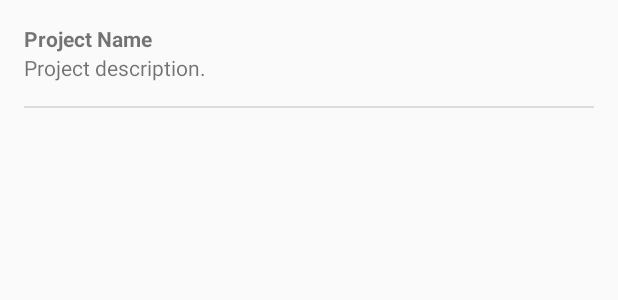
After one commit to webianks/EasyPortfolio, an Android app: the layout single_project_view.xml on its own in the app's theme, with its tools: preview values and no code run, on a phone screen of 412 x 824 dp. The commit adds this screen. Shown: the top 300 px of the screen. Run offline under Robolectric (Android 15) with nearby library versions, the phone set to English and light mode, and no system bars.

Commit message:
single_project_view

```diff
--- a/easy-portfolio/build.gradle
+++ b/easy-portfolio/build.gradle
@@ -24,4 +24,5 @@ android {
 dependencies {
     compile 'com.android.support:appcompat-v7:25.3.1'
     compile 'com.android.support:recyclerview-v7:25.3.1'
+    compile 'com.android.support:cardview-v7:25.3.1'
 }
--- a/easy-portfolio/src/main/res/layout/portfolio_activity.xml
+++ b/easy-portfolio/src/main/res/layout/portfolio_activity.xml
@@ -7,4 +7,5 @@
         android:id="@+id/recyclerview"
         android:layout_width="match_parent"
         android:layout_height="match_parent" />
+
 </LinearLayout>
--- /dev/null
+++ b/easy-portfolio/src/main/res/layout/single_project_view.xml
@@ -0,0 +1,35 @@
+<?xml version="1.0" encoding="utf-8"?>
+<RelativeLayout xmlns:android="http://schemas.android.com/apk/res/android"
+    android:layout_width="match_parent"
+    android:layout_height="match_parent"
+    android:orientation="vertical">
+
+    <TextView
+        android:id="@+id/projectName"
+        android:layout_width="wrap_content"
+        android:layout_height="wrap_content"
+        android:layout_marginTop="16dp"
+        android:layout_marginLeft="16dp"
+        android:layout_marginRight="16dp"
+        android:text="@string/project_name"
+        android:textStyle="bold" />
+
+
+    <TextView
+        android:id="@+id/projectDesc"
+        android:layout_width="wrap_content"
+        android:layout_height="wrap_content"
+        android:layout_below="@id/projectName"
+        android:layout_marginLeft="16dp"
+        android:layout_marginRight="16dp"
+        android:text="@string/project_desc" />
+
+    <View
+        android:layout_below="@id/projectDesc"
+        android:layout_width="match_parent"
+        android:layout_height="1dp"
+        android:layout_margin="16dp"
+        android:background="@color/grey"
+        />
+
+</RelativeLayout>
--- /dev/null
+++ b/easy-portfolio/src/main/res/values/colors.xml
@@ -0,0 +1,4 @@
+<?xml version="1.0" encoding="utf-8"?>
+<resources>
+    <color name="grey">#dddddd</color>
+</resources>
--- a/easy-portfolio/src/main/res/values/strings.xml
+++ b/easy-portfolio/src/main/res/values/strings.xml
@@ -1,3 +1,5 @@
 <resources>
     <string name="app_name">EasyPortfolio</string>
+    <string name="project_name">Project Name</string>
+    <string name="project_desc">Project description.</string>
 </resources>
```
